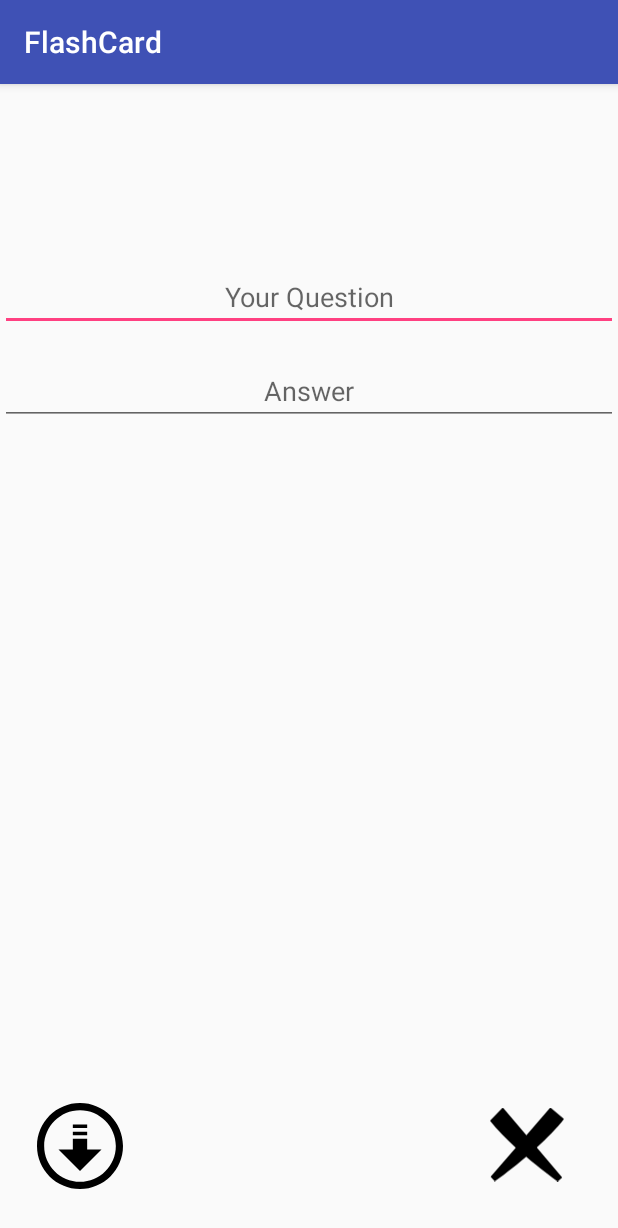
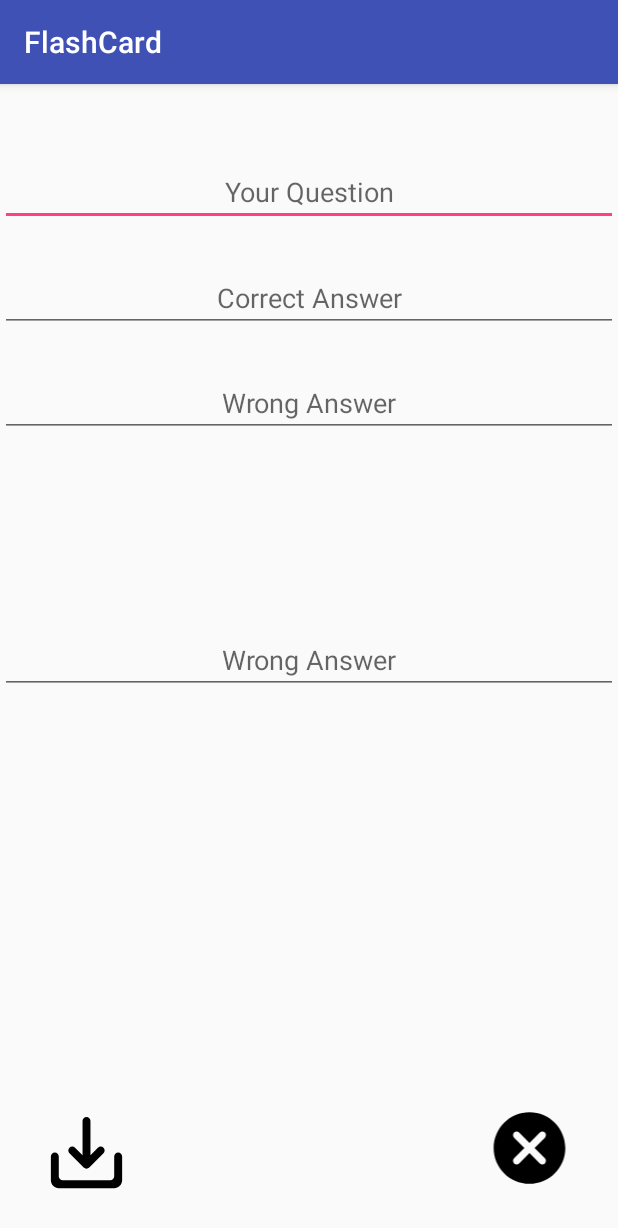
Before and after one commit to ishahnishant/FlashCard, an Android app: the AddCardActivity screen opened directly, with no data from a screen before it, on a phone screen of 412 x 824 dp. Shown: the top 1228 px of the screen. Run offline under Robolectric (Android 15) with nearby library versions, the phone set to English and light mode, and no system bars.

Commit message:
material design icons added multiple choice options added functionality

```diff
--- a/app/src/main/java/np/com/shah/nishant/unitconverter/AddCardActivity.java
+++ b/app/src/main/java/np/com/shah/nishant/unitconverter/AddCardActivity.java
@@ -24,6 +24,11 @@ public class AddCardActivity extends AppCompatActivity {
         EditText newAns = (EditText) findViewById(R.id.addAns);
         newAns.setText(newA);
 
+        EditText wrongA1 = (EditText) findViewById(R.id.wrongAns1);
+        wrongA1.setText(newO1);
+
+        EditText wrongA2 = (EditText) findViewById(R.id.wrongAns2);
+        wrongA2.setText(newO2);
 
 
     }
@@ -42,21 +47,22 @@ public class AddCardActivity extends AppCompatActivity {
         EditText ans = (EditText) findViewById(R.id.addAns);
         String answerNew = ans.getText().toString();
 
+        EditText wrongAns1 = (EditText) findViewById(R.id.wrongAns1);
+        String ansWrong1 = wrongAns1.getText().toString();
+
+        EditText wrongAns2 = (EditText) findViewById(R.id.wrongAns2);
+        String ansWrong2 = wrongAns2.getText().toString();
+
 
         Intent data = new Intent();
         data.putExtra("keyQuestion", newQuestion);
         data.putExtra("keyAns", answerNew);
+        data.putExtra("keyWrongAns1", ansWrong1);
+        data.putExtra("keyWrongAns2", ansWrong2);
         setResult(RESULT_OK, data);
         finish();
 
 
     }
 
-    @Override
-    public void onActivityResult(int requestCode, int resultCode, Intent editData) {
-
-
     }
-
-
-}
--- /dev/null
+++ b/app/src/main/res/drawable/round_cancel_24px.xml
@@ -0,0 +1,9 @@
+<vector xmlns:android="http://schemas.android.com/apk/res/android"
+    android:width="24dp"
+    android:height="24dp"
+    android:viewportHeight="24"
+    android:viewportWidth="24">
+    <path
+        android:fillColor="#FF000000"
+        android:pathData="M12,2C6.47,2 2,6.47 2,12s4.47,10 10,10 10,-4.47 10,-10S17.53,2 12,2zM16.3,16.3c-0.39,0.39 -1.02,0.39 -1.41,0L12,13.41 9.11,16.3c-0.39,0.39 -1.02,0.39 -1.41,0 -0.39,-0.39 -0.39,-1.02 0,-1.41L10.59,12 7.7,9.11c-0.39,-0.39 -0.39,-1.02 0,-1.41 0.39,-0.39 1.02,-0.39 1.41,0L12,10.59l2.89,-2.89c0.39,-0.39 1.02,-0.39 1.41,0 0.39,0.39 0.39,1.02 0,1.41L13.41,12l2.89,2.89c0.38,0.38 0.38,1.02 0,1.41z" />
+</vector>
--- /dev/null
+++ b/app/src/main/res/drawable/round_save_alt_24px.xml
@@ -0,0 +1,9 @@
+<vector xmlns:android="http://schemas.android.com/apk/res/android"
+    android:width="24dp"
+    android:height="24dp"
+    android:viewportHeight="24"
+    android:viewportWidth="24">
+    <path
+        android:fillColor="#FF000000"
+        android:pathData="M19,13v5c0,0.55 -0.45,1 -1,1L6,19c-0.55,0 -1,-0.45 -1,-1v-5c0,-0.55 -0.45,-1 -1,-1s-1,0.45 -1,1v6c0,1.1 0.9,2 2,2h14c1.1,0 2,-0.9 2,-2v-6c0,-0.55 -0.45,-1 -1,-1s-1,0.45 -1,1zM13,12.67l1.88,-1.88c0.39,-0.39 1.02,-0.39 1.41,0 0.39,0.39 0.39,1.02 0,1.41l-3.59,3.59c-0.39,0.39 -1.02,0.39 -1.41,0L7.7,12.2c-0.39,-0.39 -0.39,-1.02 0,-1.41 0.39,-0.39 1.02,-0.39 1.41,0L11,12.67L11,4c0,-0.55 0.45,-1 1,-1s1,0.45 1,1v8.67z" />
+</vector>
--- a/app/src/main/res/layout/activity_add_card.xml
+++ b/app/src/main/res/layout/activity_add_card.xml
@@ -9,15 +9,15 @@
 
     <ImageView
         android:id="@+id/cross"
-        android:layout_width="49dp"
-        android:layout_height="55dp"
+        android:layout_width="59dp"
+        android:layout_height="57dp"
         android:layout_alignParentBottom="true"
         android:layout_alignParentEnd="true"
-        android:layout_marginBottom="33dp"
-        android:layout_marginEnd="36dp"
+        android:layout_marginBottom="30dp"
+        android:layout_marginEnd="29dp"
         android:contentDescription="@+string/closeActivity"
         android:onClick="closeActivity"
-        app:srcCompat="@drawable/cross" />
+        app:srcCompat="@drawable/round_cancel_24px" />
 
     <EditText
         android:id="@+id/addQuestion"
@@ -25,7 +25,7 @@
         android:layout_height="wrap_content"
         android:layout_alignParentStart="true"
         android:layout_alignParentTop="true"
-        android:layout_marginTop="119dp"
+        android:layout_marginTop="49dp"
         android:ems="10"
         android:hint="@string/addQuestion"
         android:inputType="text"
@@ -37,7 +37,7 @@
         android:layout_height="wrap_content"
         android:layout_alignParentStart="true"
         android:layout_alignParentTop="true"
-        android:layout_marginTop="182dp"
+        android:layout_marginTop="120dp"
         android:ems="10"
         android:hint="@string/addAns"
         android:inputType="text"
@@ -45,12 +45,36 @@
 
     <ImageView
         android:id="@+id/saveButton"
-        android:layout_width="68dp"
-        android:layout_height="57dp"
+        android:layout_width="83dp"
+        android:layout_height="63dp"
         android:layout_alignParentStart="true"
         android:layout_alignTop="@+id/cross"
-        android:layout_marginStart="19dp"
+        android:layout_marginStart="16dp"
+        android:layout_marginTop="0dp"
         android:contentDescription="@string/save"
         android:onClick="saveCard"
-        app:srcCompat="@drawable/save" />
+        app:srcCompat="@drawable/round_save_alt_24px" />
+
+    <EditText
+        android:id="@+id/wrongAns1"
+        android:layout_width="match_parent"
+        android:layout_height="wrap_content"
+        android:layout_alignParentStart="true"
+        android:layout_alignParentTop="true"
+        android:layout_marginTop="190dp"
+        android:ems="10"
+        android:hint="Wrong Answer"
+        android:inputType="textPersonName"
+        android:textAlignment="center" />
+
+    <EditText
+        android:id="@+id/wrongAns2"
+        android:layout_width="match_parent"
+        android:layout_height="wrap_content"
+        android:layout_alignParentStart="true"
+        android:layout_centerVertical="true"
+        android:ems="10"
+        android:hint="@string/wrongAns"
+        android:inputType="textPersonName"
+        android:textAlignment="center" />
 </RelativeLayout>
--- a/app/src/main/res/values/strings.xml
+++ b/app/src/main/res/values/strings.xml
@@ -1,7 +1,8 @@
 <resources>
     <string name="app_name">Unit Converter</string>
     <string name="addQuestion">Your Question</string>
-    <string name="addAns">Answer</string>
+    <string name="addAns">Correct Answer</string>
     <string name="save" />
     <string name="birthplaceBudhha">Which is the birthplace of Gautam Budhha?</string>
+    <string name="wrongAns">Wrong Answer</string>
 </resources>
```
Also changed, not shown: app/src/main/java/np/com/shah/nishant/unitconverter/MainActivity.java (+16 -24 lines), app/src/main/res/drawable/round_add_circle_24px.xml (added, +9 -0 lines), app/src/main/res/drawable/round_create_24px.xml (added, +9 -0 lines), app/src/main/res/layout/activity_main.xml (+11 -9 lines).
